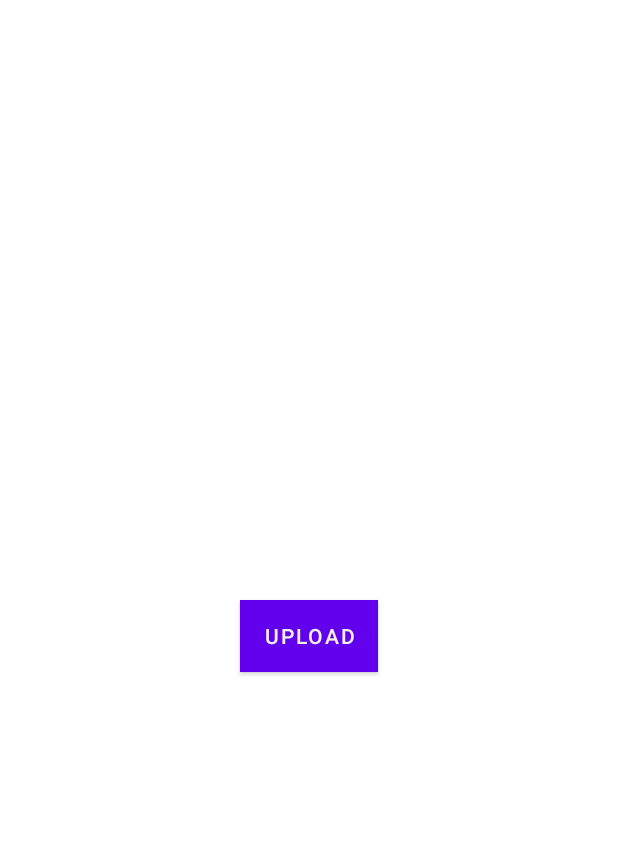
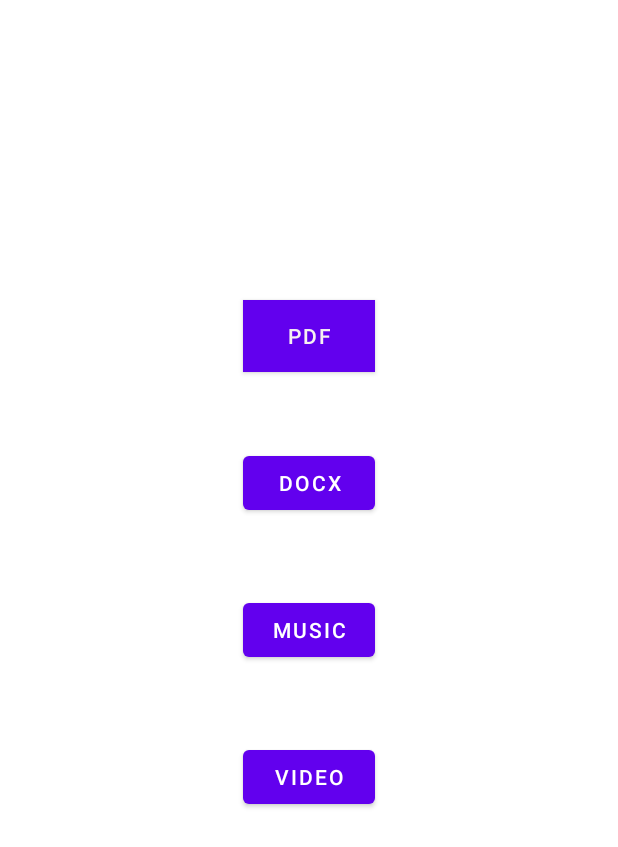
Before and after one commit to MohitBhobariya/file_store, an Android app: the layout activity_user.xml on its own in the app's theme, with its tools: preview values and no code run, on a phone screen of 412 x 824 dp. Shown: the top 847 px of the screen. Run offline under Robolectric (Android 15) with nearby library versions, the phone set to English and light mode, and no system bars.

Commit message:
firebase_upload_done

```diff
--- a/file_store/app/build.gradle
+++ b/file_store/app/build.gradle
@@ -49,6 +49,7 @@ dependencies {
     implementation 'androidx.navigation:navigation-fragment-ktx:2.4.2'
     implementation 'androidx.navigation:navigation-ui-ktx:2.4.2'
     implementation 'com.google.firebase:firebase-auth:21.0.5'
+    implementation 'com.google.firebase:firebase-storage-ktx:20.0.1'
     testImplementation 'junit:junit:4.+'
     androidTestImplementation 'androidx.test.ext:junit:1.1.3'
     androidTestImplementation 'androidx.test.espresso:espresso-core:3.4.0'
@@ -66,7 +67,6 @@ dependencies {
     implementation 'com.google.firebase:firebase-auth-ktx'
     implementation 'com.google.firebase:firebase-firestore-ktx'
     implementation 'com.google.android.gms:play-services-auth:20.2.0'
-
     def multidex_version = "2.0.1"
     implementation("androidx.multidex:multidex:$multidex_version")
 }
--- a/file_store/app/src/main/res/layout/activity_user.xml
+++ b/file_store/app/src/main/res/layout/activity_user.xml
@@ -7,16 +7,47 @@
     tools:context=".User">
 
     <Button
-        android:id="@+id/button"
+        android:id="@+id/pdfBtn"
         android:layout_width="wrap_content"
         android:layout_height="wrap_content"
-        android:layout_marginTop="400dp"
+        android:layout_marginTop="200dp"
         android:background="#090909"
         android:backgroundTint="#121111"
-        android:text="Upload"
+        android:text="PDF"
         android:textColor="#F6F1F1"
         app:iconTint="#322929"
         app:layout_constraintEnd_toEndOf="parent"
         app:layout_constraintStart_toStartOf="parent"
         app:layout_constraintTop_toTopOf="parent" />
+
+    <Button
+        android:id="@+id/docxBtn"
+        android:layout_width="wrap_content"
+        android:layout_height="wrap_content"
+        android:layout_marginTop="50dp"
+        android:text="DOCX"
+        app:layout_constraintEnd_toEndOf="parent"
+        app:layout_constraintStart_toStartOf="parent"
+        app:layout_constraintTop_toBottomOf="@+id/pdfBtn" />
+
+    <Button
+        android:id="@+id/musicBtn"
+        android:layout_width="wrap_content"
+        android:layout_height="wrap_content"
+        android:layout_marginTop="50dp"
+        android:text="MUSIC"
+        app:layout_constraintEnd_toEndOf="parent"
+        app:layout_constraintStart_toStartOf="parent"
+        app:layout_constraintTop_toBottomOf="@+id/docxBtn" />
+
+    <Button
+        android:id="@+id/videoBtn"
+        android:layout_width="wrap_content"
+        android:layout_height="wrap_content"
+        android:layout_marginTop="50dp"
+        android:text="VIDEO"
+        app:layout_constraintEnd_toEndOf="parent"
+        app:layout_constraintStart_toStartOf="parent"
+        app:layout_constraintTop_toBottomOf="@+id/musicBtn" />
+
 </androidx.constraintlayout.widget.ConstraintLayout>
```
Also changed, not shown: file_store/app/src/main/AndroidManifest.xml (+9 -1 lines), file_store/app/src/main/java/com/example/file_store/Dialog.kt (added, +24 -0 lines), file_store/app/src/main/java/com/example/file_store/MainActivity.kt (+6 -3 lines), file_store/app/src/main/java/com/example/file_store/User.kt (+110 -1 lines), file_store/app/src/main/res/layout/simple_loading_spinner.xml (added, +34 -0 lines).
